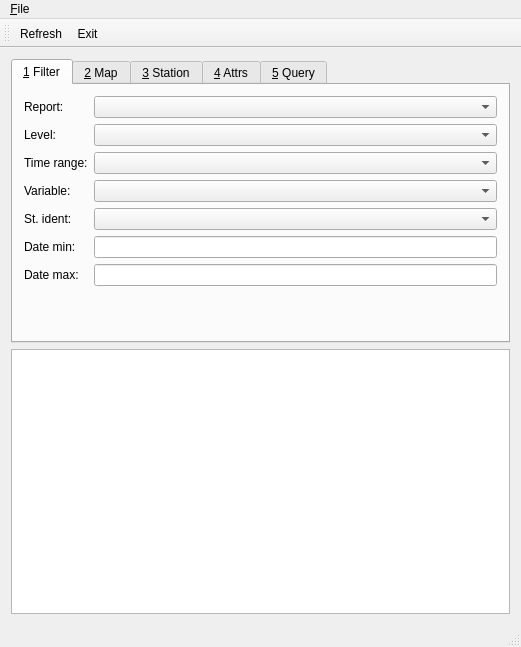
Qt form provamimainwindow.ui (ARPA-SIMC/provami) before a commit.
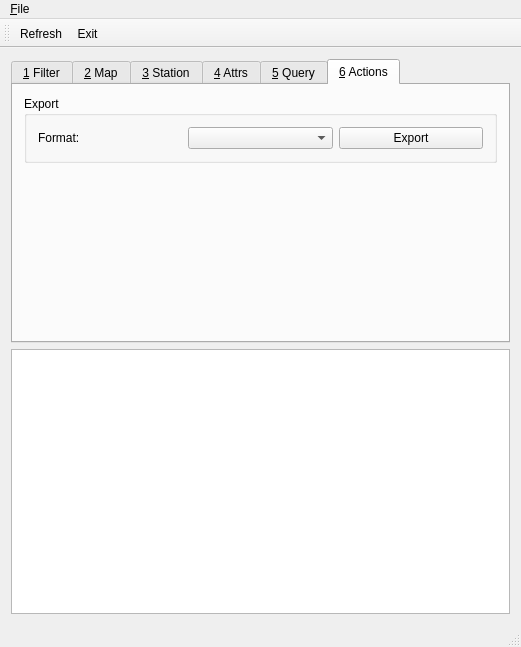
The same form after that commit. The open tabs and pages were chosen to show the change. Custom widgets are drawn as their Qt base class.

Commit message: Implemented data export

Patch:
```diff
--- a/provamimainwindow.ui
+++ b/provamimainwindow.ui
@@ -378,6 +378,52 @@
         </item>
        </layout>
       </widget>
+      <widget class="QWidget" name="tab_3">
+       <attribute name="title">
+        <string>&amp;6 Actions</string>
+       </attribute>
+       <layout class="QVBoxLayout" name="verticalLayout_8">
+        <item>
+         <widget class="QGroupBox" name="groupBox">
+          <property name="title">
+           <string>Export</string>
+          </property>
+          <layout class="QHBoxLayout" name="horizontalLayout_7">
+           <item>
+            <widget class="QLabel" name="label_20">
+             <property name="text">
+              <string>Format:</string>
+             </property>
+            </widget>
+           </item>
+           <item>
+            <widget class="QComboBox" name="export_format"/>
+           </item>
+           <item>
+            <widget class="QPushButton" name="export_go">
+             <property name="text">
+              <string>Export</string>
+             </property>
+            </widget>
+           </item>
+          </layout>
+         </widget>
+        </item>
+        <item>
+         <spacer name="verticalSpacer">
+          <property name="orientation">
+           <enum>Qt::Vertical</enum>
+          </property>
+          <property name="sizeHint" stdset="0">
+           <size>
+            <width>20</width>
+            <height>40</height>
+           </size>
+          </property>
+         </spacer>
+        </item>
+       </layout>
+      </widget>
      </widget>
     </item>
     <item>
```
Left out of the diff: 2 changed lines with no effect on the pictures. The commit also changes 6 other files.
